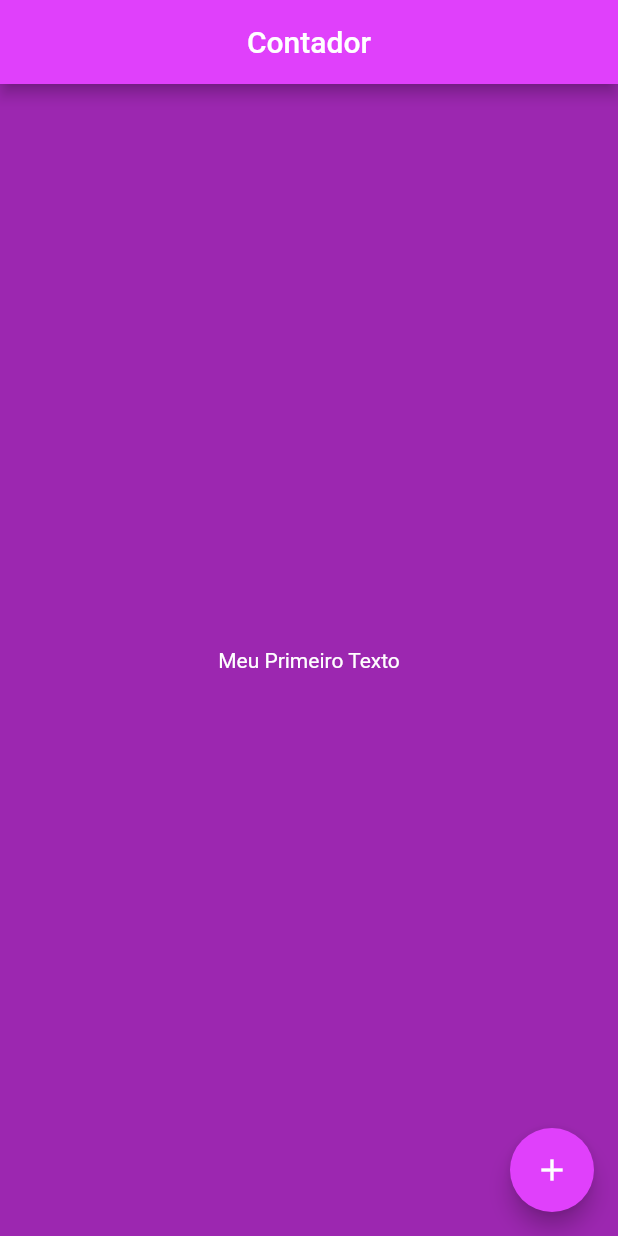
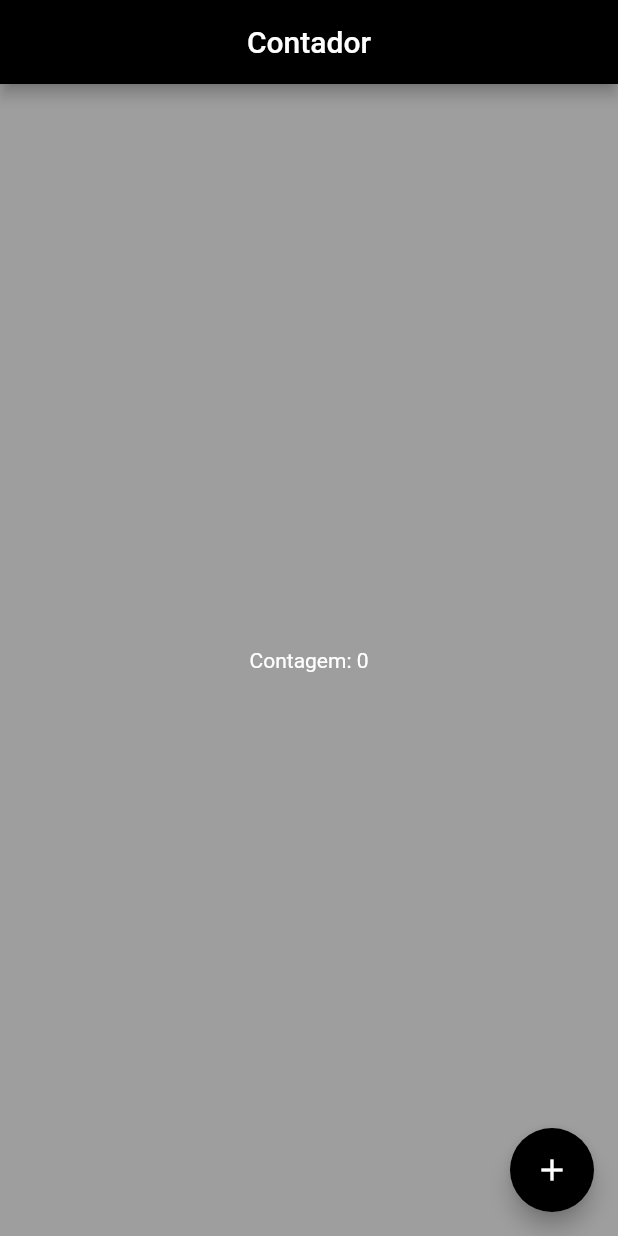
Before and after one commit to samukes/meu_primeiro_app_1, a Flutter app: the screen it shows after launch, on a phone screen of 412 x 824 dp. Run offline on Flutter 3.47's test engine with Material 2 defaults, Android fonts, the phone set to English and light mode, and no system bars.

Commit message:
Chapter I - Adicionando alteração de tela via estado e tema no App.

```diff
--- a/lib/main.dart
+++ b/lib/main.dart
@@ -19,32 +19,57 @@
     return MaterialApp(
       title: "Meu primeiro App",
       home: HomePage(),
+      themeMode: ThemeMode.dark,
+      theme: ThemeData(
+        primaryColor: Colors.purple,
+        scaffoldBackgroundColor: Colors.purpleAccent,
+        floatingActionButtonTheme: const FloatingActionButtonThemeData(
+          backgroundColor: Colors.purple,
+        ),
+      ),
+      darkTheme: ThemeData(
+        primaryColor: Colors.black,
+        scaffoldBackgroundColor: Colors.grey,
+        floatingActionButtonTheme: const FloatingActionButtonThemeData(
+          backgroundColor: Colors.black,
+        ),
+      ),
     );
   }
 }
 
-class HomePage extends StatelessWidget {
+class HomePage extends StatefulWidget {
+  @override
+  State<StatefulWidget> createState() {
+    return HomePageState();
+  }
+}
+
+class HomePageState extends State<HomePage> {
+  var count = 0;
+
   @override
   Widget build(BuildContext context) {
     return Scaffold(
-      backgroundColor: Colors.purple,
       appBar: AppBar(
-        backgroundColor: Colors.purpleAccent,
         title: const Text("Contador"),
         centerTitle: true,
       ),
-      body: const Center(
+      body: Center(
         child: Text(
-          "Meu Primeiro Texto",
+          "Contagem: $count",
           style: TextStyle(color: Colors.white),
         ),
       ),
       floatingActionButton: FloatingActionButton(
-        onPressed: () {},
+        onPressed: () {
+          setState(() {
+            count++;
+          });
+        },
         child: const Icon(
           Icons.add,
         ),
-        backgroundColor: Colors.purpleAccent,
       ),
     );
   }
```
